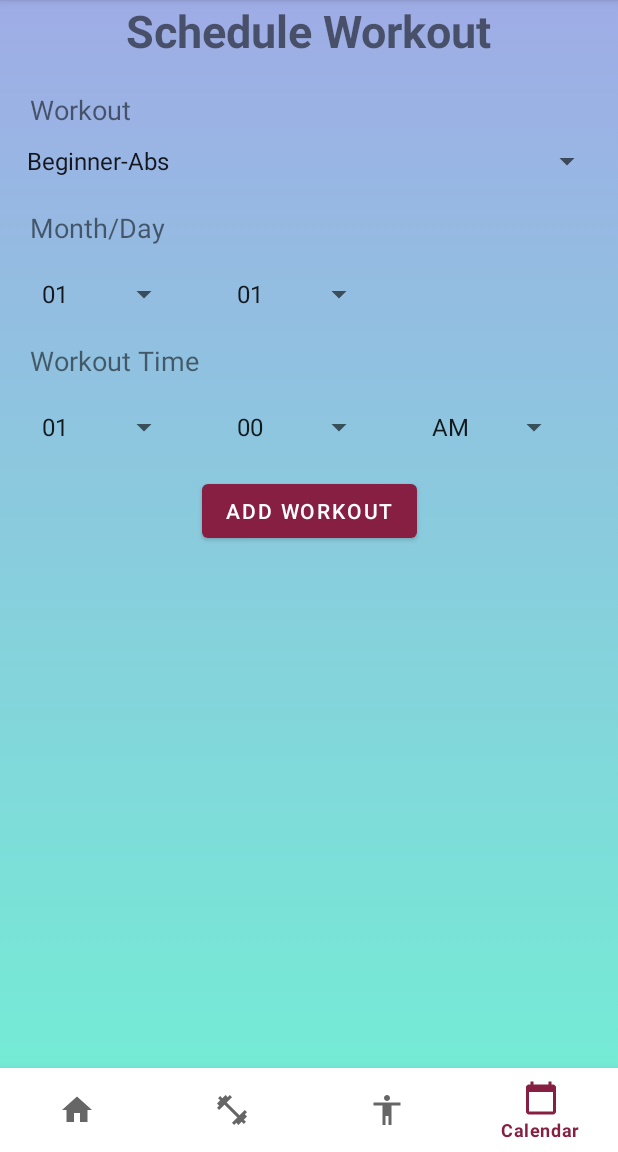
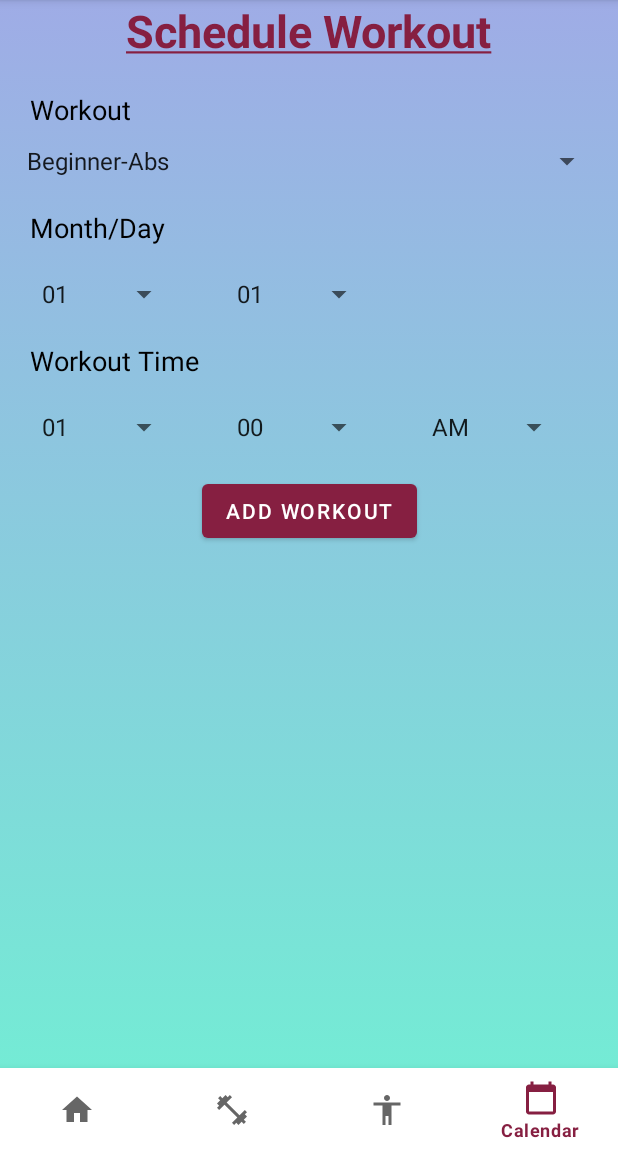
Before and after one commit to ryanmaxey6/McComas-GymShare, an Android app: the screen it shows after launch (MainActivity), item 4 of the bottom bar chosen, on a phone screen of 412 x 824 dp, the part 84-1236 px from its top. Run offline under Robolectric (Android 15) with nearby library versions, the phone set to English and light mode, and no system bars; our stand-ins replace Firebase (no records; nobody signed in at launch, a user with empty details on screens opened directly).

Commit message:
added styling to calendar

```diff
--- a/app/src/main/java/com/example/mccomasgymshare/CalendarFragment.java
+++ b/app/src/main/java/com/example/mccomasgymshare/CalendarFragment.java
@@ -2,6 +2,8 @@ package com.example.mccomasgymshare;
 
 import android.content.Context;
 import android.os.Bundle;
+import android.text.SpannableString;
+import android.text.style.UnderlineSpan;
 import android.util.Log;
 import android.view.LayoutInflater;
 import android.view.View;
@@ -41,7 +43,11 @@ public class CalendarFragment extends Fragment implements View.OnClickListener {
     public View onCreateView(LayoutInflater inflater, ViewGroup container, Bundle savedInstanceState) {
         View view = inflater.inflate(R.layout.fragment_calendar, container, false);
 
-        textView = (TextView) view.findViewById(R.id.tvTitle);
+        textView = (TextView) view.findViewById(R.id.tvSchedule);
+        String temp = textView.getText().toString();
+        SpannableString content = new SpannableString(temp);
+        content.setSpan(new UnderlineSpan(), 0, content.length(), 0);
+        textView.setText(content);
 
 
         description = (Spinner) view.findViewById(R.id.spinnerDescription);
--- a/app/src/main/res/layout/fragment_calendar.xml
+++ b/app/src/main/res/layout/fragment_calendar.xml
@@ -11,20 +11,23 @@
         android:id="@+id/tvSchedule"
         android:layout_width="wrap_content"
         android:layout_height="wrap_content"
+        android:text="Schedule Workout"
+        android:textColor="@color/chi_maroon"
+        android:textSize="30sp"
+        android:textStyle="bold"
         app:layout_constraintEnd_toEndOf="parent"
         app:layout_constraintStart_toStartOf="parent"
-        app:layout_constraintTop_toTopOf="parent"
-        android:text="Schedule Workout"
-        android:textSize="30sp"
-        android:textStyle="bold" />
+        app:layout_constraintTop_toTopOf="parent" />
+
     <TextView
         android:id="@+id/tvWorkout"
         android:layout_width="wrap_content"
         android:layout_height="wrap_content"
         android:layout_marginStart="20dp"
+        android:layout_marginTop="20dp"
         android:ems="10"
-        android:layout_marginTop="20dp"
         android:text="Workout"
+        android:textColor="@color/black"
         android:textSize="18sp"
         app:layout_constraintStart_toStartOf="parent"
         app:layout_constraintTop_toBottomOf="@+id/tvSchedule" />
@@ -73,9 +76,10 @@
         android:layout_width="wrap_content"
         android:layout_height="wrap_content"
         android:layout_marginStart="20dp"
+        android:layout_marginTop="20dp"
         android:ems="10"
-        android:layout_marginTop="20dp"
         android:text="Month/Day"
+        android:textColor="@color/black"
         android:textSize="18sp"
         app:layout_constraintStart_toStartOf="parent"
         app:layout_constraintTop_toBottomOf="@+id/spinnerDescription" />
@@ -111,11 +115,12 @@
         android:layout_width="wrap_content"
         android:layout_height="wrap_content"
         android:layout_marginStart="20dp"
+        android:layout_marginTop="20dp"
         android:ems="10"
-        android:layout_marginTop="20dp"
         android:text="Workout Time"
+        android:textColor="@color/black"
         android:textSize="18sp"
         app:layout_constraintStart_toStartOf="parent"
-        app:layout_constraintTop_toBottomOf="@+id/spinnerDay"/>
+        app:layout_constraintTop_toBottomOf="@+id/spinnerDay" />
 
 </androidx.constraintlayout.widget.ConstraintLayout>
```
